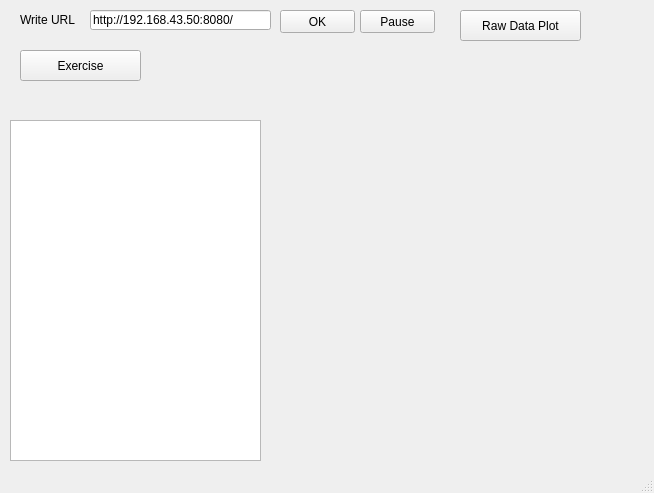
Dajana9/MPU6050-Rpi2-Qt, file MainWindow.ui: the form before one commit.
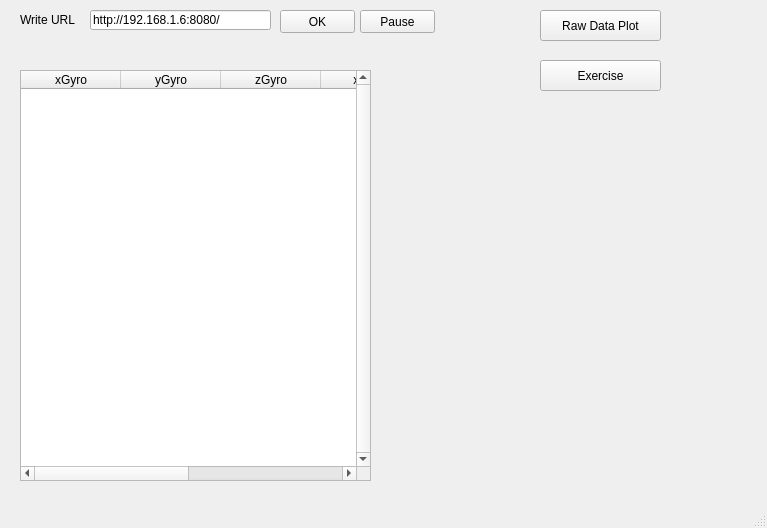
The form after the commit. Custom widgets are drawn as their Qt base class.

```diff
--- a/MainWindow.ui
+++ b/MainWindow.ui
@@ -6,10 +6,16 @@
    <rect>
     <x>0</x>
     <y>0</y>
-    <width>654</width>
-    <height>493</height>
+    <width>767</width>
+    <height>528</height>
    </rect>
   </property>
+  <property name="sizePolicy">
+   <sizepolicy hsizetype="Expanding" vsizetype="Expanding">
+    <horstretch>0</horstretch>
+    <verstretch>0</verstretch>
+   </sizepolicy>
+  </property>
   <property name="windowTitle">
    <string>MainWindow</string>
   </property>
@@ -63,14 +69,14 @@
      </rect>
     </property>
     <property name="text">
-     <string>http://192.168.43.50:8080/</string>
+     <string>http://192.168.1.6:8080/</string>
     </property>
    </widget>
    <widget class="QPushButton" name="exercise_button">
     <property name="geometry">
      <rect>
-      <x>20</x>
-      <y>50</y>
+      <x>540</x>
+      <y>60</y>
       <width>121</width>
       <height>31</height>
      </rect>
@@ -82,7 +88,7 @@
    <widget class="QPushButton" name="rawData">
     <property name="geometry">
      <rect>
-      <x>460</x>
+      <x>540</x>
       <y>10</y>
       <width>121</width>
       <height>31</height>
@@ -95,8 +101,8 @@
    <widget class="RotatingCube" name="rotatingCube" native="true">
     <property name="geometry">
      <rect>
-      <x>290</x>
-      <y>120</y>
+      <x>440</x>
+      <y>140</y>
       <width>291</width>
       <height>241</height>
      </rect>
@@ -105,12 +111,54 @@
    <widget class="QTableWidget" name="tableWidget">
     <property name="geometry">
      <rect>
-      <x>10</x>
-      <y>120</y>
-      <width>251</width>
-      <height>341</height>
+      <x>20</x>
+      <y>70</y>
+      <width>351</width>
+      <height>411</height>
      </rect>
     </property>
+    <property name="verticalScrollBarPolicy">
+     <enum>Qt::ScrollBarAlwaysOn</enum>
+    </property>
+    <property name="sizeAdjustPolicy">
+     <enum>QAbstractScrollArea::AdjustToContents</enum>
+    </property>
+    <property name="editTriggers">
+     <set>QAbstractItemView::NoEditTriggers</set>
+    </property>
+    <property name="dragDropOverwriteMode">
+     <bool>false</bool>
+    </property>
+    <column>
+     <property name="text">
+      <string>xGyro</string>
+     </property>
+    </column>
+    <column>
+     <property name="text">
+      <string>yGyro</string>
+     </property>
+    </column>
+    <column>
+     <property name="text">
+      <string>zGyro</string>
+     </property>
+    </column>
+    <column>
+     <property name="text">
+      <string>xAccel</string>
+     </property>
+    </column>
+    <column>
+     <property name="text">
+      <string>zAccel</string>
+     </property>
+    </column>
+    <column>
+     <property name="text">
+      <string>zAccel</string>
+     </property>
+    </column>
    </widget>
   </widget>
   <widget class="QStatusBar" name="statusBar"/>
```
